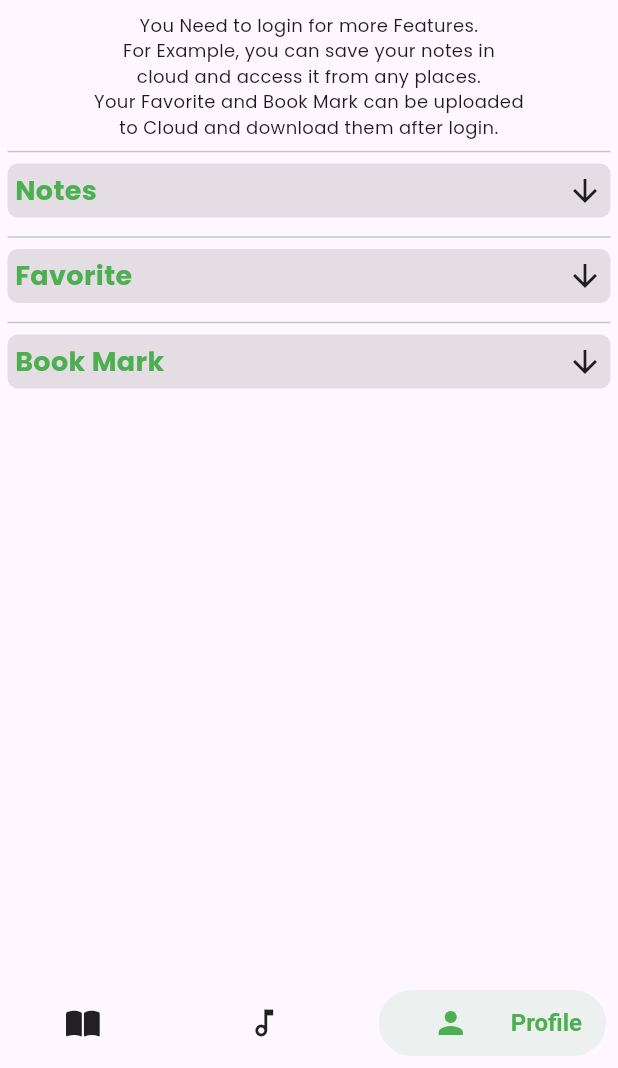
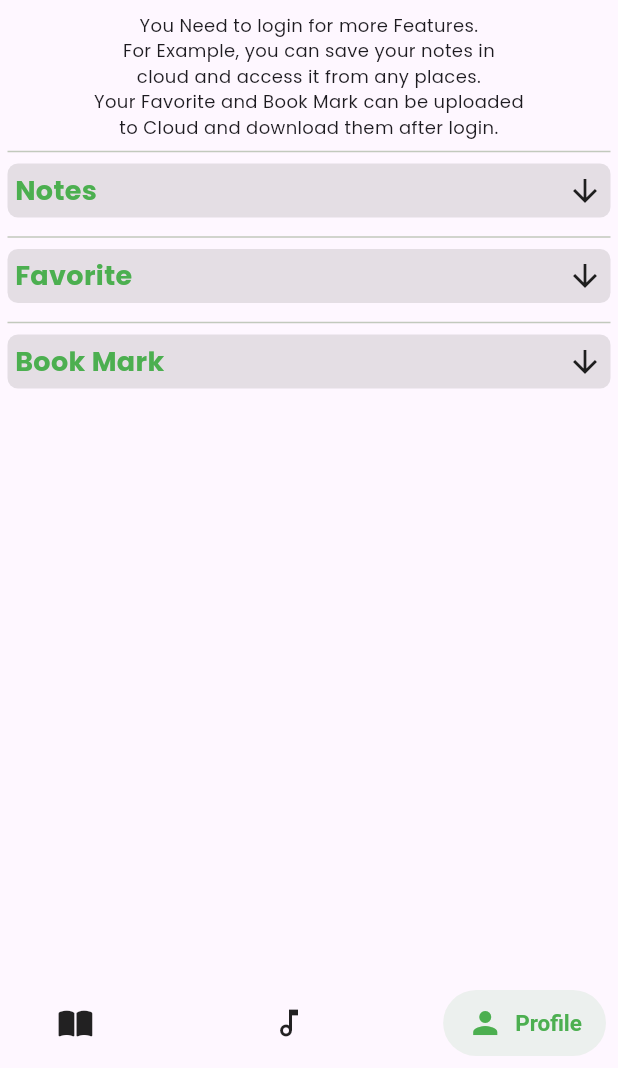
Before and after one commit to IsmailHosenIsmailJames/al_bayan_quran, a Flutter app: the HomeMobile screen opened directly, item 3 of the bottom bar chosen, on a phone screen of 412 x 824 dp, the part 168-1236 px from its top. Run offline on Flutter 3.47's test engine with Material 3 defaults, Android fonts, the phone set to English and light mode, and no system bars; drawn by our look-alikes of salomon_bottom_bar; our stand-ins replace appwrite, connectivity_plus, email_validator, fluentui_system_icons, flutter_widget_from_html_core, fluttertoast and 10 more; missing offline and left inert: clipboard; accounts and stored records are empty; statements that could not run were skipped.

Commit message:
app UI fixed

```diff
--- a/lib/main.dart
+++ b/lib/main.dart
@@ -59,6 +59,7 @@ class MyApp extends StatelessWidget {
           decorationColor: Colors.white,
         ),
       ),
+      defaultTransition: Transition.leftToRight,
       themeMode: ThemeMode.system,
       onInit: () async {
         final appTheme = Get.put(AppThemeData());
--- a/lib/src/auth/login/login.dart
+++ b/lib/src/auth/login/login.dart
@@ -55,7 +55,7 @@ class _LogInState extends State<LogIn> {
           accountInfoHiveBox.put("uid", user.$id);
           accountInfoHiveBox.put("email", email.trim());
           setState(() {
-            isLoogedIn = true;
+            isLoggedIn = true;
           });
           Databases databases = Databases(client);
           final document = await databases.getDocument(
--- a/lib/src/auth/signin/signin.dart
+++ b/lib/src/auth/signin/signin.dart
@@ -68,7 +68,7 @@ class _SignInState extends State<SignIn> {
           accountInfoHiveBox.put("email", email.trim());
 
           setState(() {
-            isLoogedIn = true;
+            isLoggedIn = true;
           });
         }
       }
--- a/lib/src/screens/drawer/drawer.dart
+++ b/lib/src/screens/drawer/drawer.dart
@@ -33,7 +33,7 @@ class _MyDrawerState extends State<MyDrawer> {
             child: Row(
               mainAxisAlignment: MainAxisAlignment.spaceBetween,
               children: [
-                !isLoogedIn
+                !isLoggedIn
                     ? Center(
                         child: Column(
                           mainAxisAlignment: MainAxisAlignment.center,
@@ -277,7 +277,7 @@ class _MyDrawerState extends State<MyDrawer> {
           const SizedBox(
             height: 5,
           ),
-          if (isLoogedIn)
+          if (isLoggedIn)
             TextButton(
               onPressed: () async {
                 Client client = Client()
@@ -286,7 +286,7 @@ class _MyDrawerState extends State<MyDrawer> {
                 Account account = Account(client);
                 await account.deleteSession(sessionId: 'current');
                 setState(() {
-                  isLoogedIn = false;
+                  isLoggedIn = false;
                 });
                 Get.offAll(
                   () => const InIt(),
--- a/lib/src/screens/home_mobile.dart
+++ b/lib/src/screens/home_mobile.dart
@@ -789,7 +789,7 @@ class _HomeMobileState extends State<HomeMobile> with TickerProviderStateMixin {
                 children: [
                   CircleAvatar(
                     radius: 25,
-                    backgroundColor: const Color.fromARGB(195, 0, 168, 6),
+                    backgroundColor: Colors.grey.shade700,
                     child: Center(
                       child: Text(
                         (surahNumber + 1).toString(),
@@ -876,7 +876,7 @@ class _HomeMobileState extends State<HomeMobile> with TickerProviderStateMixin {
               mainAxisAlignment: MainAxisAlignment.spaceBetween,
               crossAxisAlignment: CrossAxisAlignment.start,
               children: [
-                !isLoogedIn
+                !isLoggedIn
                     ? Center(
                         child: Column(
                           mainAxisAlignment: MainAxisAlignment.start,
@@ -900,7 +900,7 @@ class _HomeMobileState extends State<HomeMobile> with TickerProviderStateMixin {
                             ),
                             const Text(
                               "You Need to login for more Features.\nFor Example, you can save your notes in\ncloud and access it from any places.",
-                              style: TextStyle(fontSize: 10),
+                              style: TextStyle(fontSize: 9),
                             )
                           ],
                         ),
@@ -1126,7 +1126,7 @@ class _HomeMobileState extends State<HomeMobile> with TickerProviderStateMixin {
           const SizedBox(
             height: 5,
           ),
-          if (isLoogedIn)
+          if (isLoggedIn)
             TextButton(
               onPressed: () async {
                 Client client = Client()
@@ -1135,7 +1135,7 @@ class _HomeMobileState extends State<HomeMobile> with TickerProviderStateMixin {
                 Account account = Account(client);
                 await account.deleteSession(sessionId: 'current');
                 setState(() {
-                  isLoogedIn = false;
+                  isLoggedIn = false;
                 });
               },
               child: const Row(
@@ -1216,36 +1216,42 @@ class _HomeMobileState extends State<HomeMobile> with TickerProviderStateMixin {
               onTap: (i) => setState(() => currentIndex = i),
               items: [
                 SalomonBottomBarItem(
-                  icon: const Padding(
-                    padding: EdgeInsets.only(left: 20, right: 20),
+                  icon: Padding(
+                    padding: EdgeInsets.only(
+                        left: currentIndex == 0 ? 0 : 15,
+                        right: currentIndex == 0 ? 0 : 15),
                     child: Icon(
                       FontAwesomeIcons.bookOpen,
                       size: 20,
                     ),
                   ),
                   title: const Text(
-                    "Quran",
-                    style: TextStyle(fontWeight: FontWeight.bold, fontSize: 16),
+                    " Quran",
+                    style: TextStyle(fontWeight: FontWeight.bold, fontSize: 15),
                   ),
                 ),
                 SalomonBottomBarItem(
-                  icon: const Padding(
-                    padding: EdgeInsets.only(left: 20, right: 20),
+                  icon: Padding(
+                    padding: EdgeInsets.only(
+                        left: currentIndex == 1 ? 0 : 15,
+                        right: currentIndex == 1 ? 0 : 15),
                     child: Icon(Icons.audiotrack_outlined),
                   ),
                   title: const Text(
                     "Audio",
-                    style: TextStyle(fontWeight: FontWeight.bold, fontSize: 16),
+                    style: TextStyle(fontWeight: FontWeight.bold, fontSize: 15),
                   ),
                 ),
                 SalomonBottomBarItem(
-                  icon: const Padding(
-                    padding: EdgeInsets.only(left: 20, right: 20),
+                  icon: Padding(
+                    padding: EdgeInsets.only(
+                        left: currentIndex == 2 ? 0 : 15,
+                        right: currentIndex == 2 ? 0 : 15),
                     child: Icon(Icons.person),
                   ),
                   title: const Text(
                     "Profile",
-                    style: TextStyle(fontWeight: FontWeight.bold, fontSize: 16),
+                    style: TextStyle(fontWeight: FontWeight.bold, fontSize: 15),
                   ),
                 ),
               ],
@@ -1752,7 +1758,7 @@ class _HomeMobileState extends State<HomeMobile> with TickerProviderStateMixin {
             return Row(
               mainAxisAlignment: MainAxisAlignment.spaceBetween,
               children: [
-                !isLoogedIn
+                !isLoggedIn
                     ? Center(
                         child: Column(
                           mainAxisAlignment: MainAxisAlignment.center,
--- a/lib/src/screens/platforms/others_platform.dart
+++ b/lib/src/screens/platforms/others_platform.dart
@@ -47,10 +47,11 @@ class OthersPlatform extends StatelessWidget {
                       ],
                     ),
                     style: TextStyle(
-                      fontSize: 16,
+                      fontSize: 12,
                     ),
+                    textAlign: TextAlign.justify,
                   ),
-                  const Gap(30),
+                  const Gap(50),
                   const Padding(
                     padding: EdgeInsets.only(left: 20),
                     child: Text(
--- a/lib/src/screens/profile/profile.dart
+++ b/lib/src/screens/profile/profile.dart
@@ -230,7 +230,7 @@ class _ProfileState extends State<Profile> with TickerProviderStateMixin {
       body: ListView(
         padding: const EdgeInsets.all(5),
         children: [
-          !isLoogedIn
+          !isLoggedIn
               ? Column(
                   mainAxisAlignment: MainAxisAlignment.center,
                   crossAxisAlignment: CrossAxisAlignment.center,
--- a/lib/src/screens/surah_view.dart/notes/notes.dart
+++ b/lib/src/screens/surah_view.dart/notes/notes.dart
@@ -110,7 +110,7 @@ class _NotesState extends State<Notes> {
   }
 
   void uploadNotes() async {
-    if (isLoogedIn == false) {
+    if (isLoggedIn == false) {
       showDialog(
         context: context,
         builder: (context) => AlertDialog(
--- a/lib/src/theme/theme_controller.dart
+++ b/lib/src/theme/theme_controller.dart
@@ -4,7 +4,7 @@ import 'package:flutter/material.dart';
 import 'package:get/get.dart';
 import 'package:hive/hive.dart';
 
-bool isLoogedIn = false;
+bool isLoggedIn = false;
 String quranScriptType = "quran_tajweed";
 
 class AppThemeData extends GetxController {
@@ -16,7 +16,7 @@ class AppThemeData extends GetxController {
     final accountController = Get.put(AccountInfo());
     accountController.email.value = accountBox.get("email") ?? "";
 
-    isLoogedIn =
+    isLoggedIn =
         accountBox.get("email") != "" && accountBox.get("email") != null;
     accountController.name.value = accountBox.get("name") ?? "";
     accountController.uid.value = accountBox.get("uid") ?? "";
```
Also changed, not shown: lib/src/screens/settings/settings.dart (+18 -18 lines), pubspec.lock.
